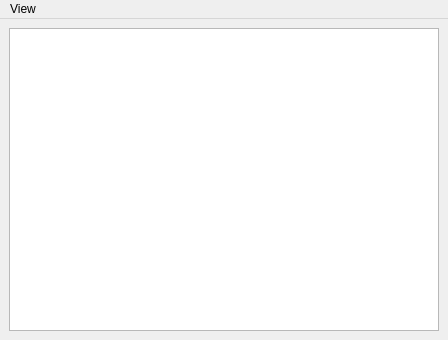
jarusll/tokri, file src/tokriwindow.ui: the form before one commit.
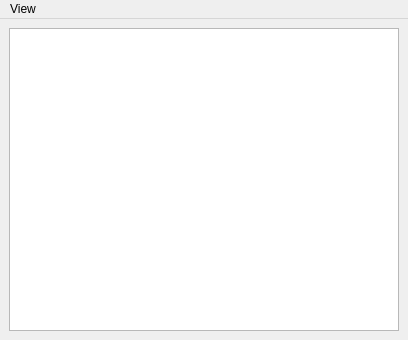
The form after the commit. Custom widgets are drawn as their Qt base class.

What changed in the file:
```diff
--- a/src/tokriwindow.ui
+++ b/src/tokriwindow.ui
@@ -6,7 +6,7 @@
    <rect>
     <x>0</x>
     <y>0</y>
-    <width>448</width>
+    <width>408</width>
     <height>340</height>
    </rect>
   </property>
@@ -25,7 +25,7 @@
     <rect>
      <x>0</x>
      <y>0</y>
-     <width>448</width>
+    <width>408</width>
      <height>22</height>
     </rect>
    </property>
```
Lines whose indentation alone changed are shown as unchanged.
